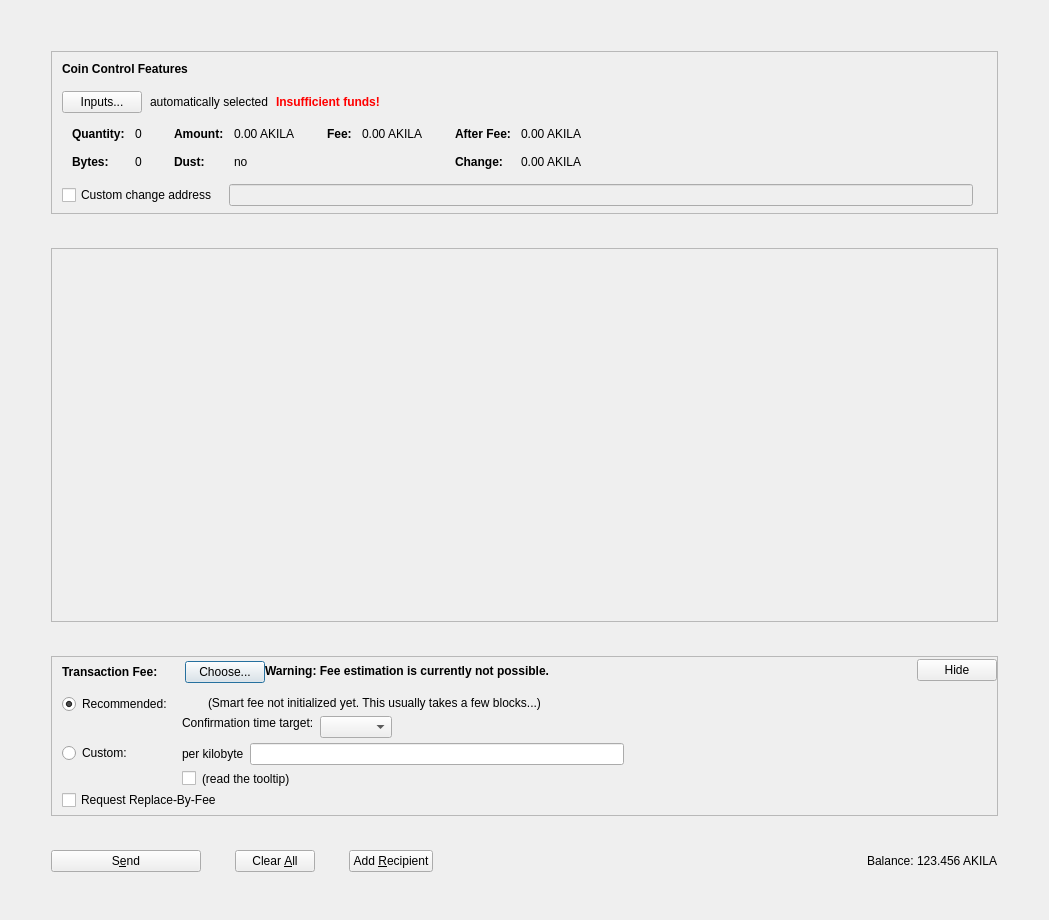
This is src/qt/forms/sendcoinsdialog.ui in PaladeumBlockchain/Paladeum as Qt 5 draws it before an edit. The edited form follows.
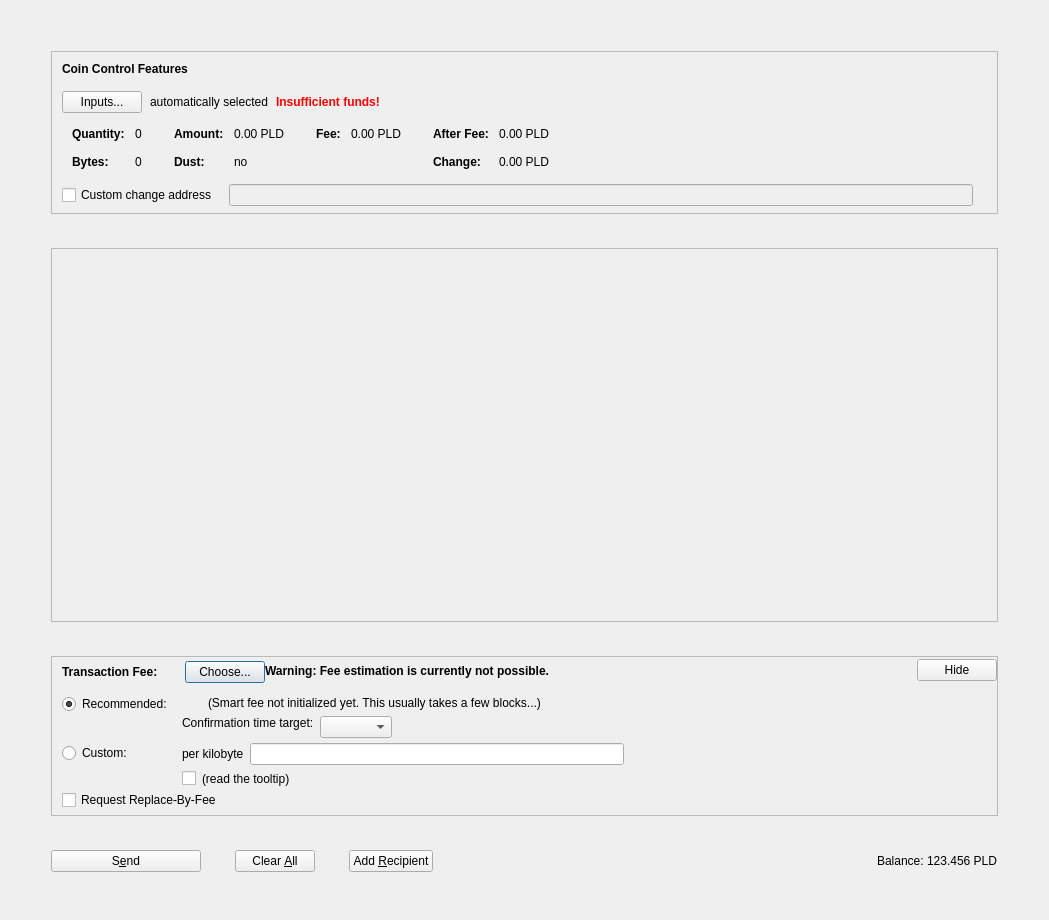
This is the edited form. Icons and pictures are not drawn. Custom widgets are drawn as their Qt base class.

Commit message: Rename Akila -> Paladeum

```diff
--- a/src/qt/forms/sendcoinsdialog.ui
+++ b/src/qt/forms/sendcoinsdialog.ui
@@ -341,7 +341,7 @@
                     <enum>Qt::ActionsContextMenu</enum>
                    </property>
                    <property name="text">
-                    <string notr="true">0.00 AKILA</string>
+                    <string notr="true">0.00 PLD</string>
                    </property>
                    <property name="textInteractionFlags">
                     <set>Qt::LinksAccessibleByMouse|Qt::TextSelectableByKeyboard|Qt::TextSelectableByMouse</set>
@@ -421,7 +421,7 @@
                     <enum>Qt::ActionsContextMenu</enum>
                    </property>
                    <property name="text">
-                    <string notr="true">0.00 AKILA</string>
+                    <string notr="true">0.00 PLD</string>
                    </property>
                    <property name="textInteractionFlags">
                     <set>Qt::LinksAccessibleByMouse|Qt::TextSelectableByKeyboard|Qt::TextSelectableByMouse</set>
@@ -472,7 +472,7 @@
                     <enum>Qt::ActionsContextMenu</enum>
                    </property>
                    <property name="text">
-                    <string notr="true">0.00 AKILA</string>
+                    <string notr="true">0.00 PLD</string>
                    </property>
                    <property name="textInteractionFlags">
                     <set>Qt::LinksAccessibleByMouse|Qt::TextSelectableByKeyboard|Qt::TextSelectableByMouse</set>
@@ -501,7 +501,7 @@
                     <enum>Qt::ActionsContextMenu</enum>
                    </property>
                    <property name="text">
-                    <string notr="true">0.00 AKILA</string>
+                    <string notr="true">0.00 PLD</string>
                    </property>
                    <property name="textInteractionFlags">
                     <set>Qt::LinksAccessibleByMouse|Qt::TextSelectableByKeyboard|Qt::TextSelectableByMouse</set>
@@ -1264,7 +1264,7 @@
             <cursorShape>IBeamCursor</cursorShape>
            </property>
            <property name="text">
-            <string notr="true">123.456 AKILA</string>
+            <string notr="true">123.456 PLD</string>
            </property>
            <property name="textInteractionFlags">
             <set>Qt::LinksAccessibleByMouse|Qt::TextSelectableByKeyboard|Qt::TextSelectableByMouse</set>
```
Left out of the diff: 18 changed lines with no effect on the pictures. The commit also changes 1091 other files.
